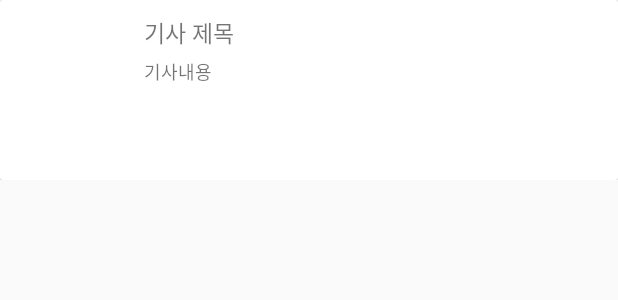
After one commit to KinggodChanJong/coronaCheck1, an Android app: the layout item_news.xml on its own in the app's theme, with its tools: preview values and no code run, on a phone screen of 412 x 824 dp. The commit adds this screen. Shown: the top 300 px of the screen. Run offline under Robolectric (Android 15) with nearby library versions, the phone set to English and light mode, and no system bars.

Commit message:
코로나체크 - 뉴스 프레그먼트 기능 구현

```diff
--- a/app/src/main/AndroidManifest.xml
+++ b/app/src/main/AndroidManifest.xml
@@ -3,6 +3,7 @@
     package="com.kang.coronacheck1">
 
     <uses-permission android:name="android.permission.INTERNET"/>
+    <uses-permission android:name="android.permission.ACCESS_NETWORK_STATE" />
 
     <application
         android:usesCleartextTraffic="true"
--- a/app/src/main/res/layout/fragment_menu2.xml
+++ b/app/src/main/res/layout/fragment_menu2.xml
@@ -19,4 +19,6 @@
         android:layout_marginRight="10dp"
         android:src="@drawable/ic_home_black_24dp"/>
 
+
+
 </RelativeLayout>
--- /dev/null
+++ b/app/src/main/res/layout/item_news.xml
@@ -0,0 +1,60 @@
+<?xml version="1.0" encoding="utf-8"?>
+<RelativeLayout xmlns:android="http://schemas.android.com/apk/res/android"
+    xmlns:app="http://schemas.android.com/apk/res-auto"
+    android:layout_width="match_parent"
+    android:layout_height="wrap_content">
+
+    <androidx.cardview.widget.CardView
+        android:id="@+id/cardview_news_item"
+        cardCornerRadius="2dp"
+        android:layout_width="match_parent"
+        android:layout_height="wrap_content"
+        app:cardElevation="2dp"
+        >
+
+        <RelativeLayout
+            android:layout_width="match_parent"
+            android:layout_height="wrap_content">
+
+            <ImageView
+                android:id="@+id/iv_news_item_image"
+                android:layout_width="75dp"
+                android:layout_height="100dp"
+                android:layout_marginLeft="5dp"
+                android:layout_marginTop="10dp"
+                android:layout_marginBottom="10dp"
+                android:scaleType="fitXY" />
+
+            <TextView
+                android:id="@+id/tv_news_item_title"
+                android:layout_width="wrap_content"
+                android:layout_height="wrap_content"
+                android:layout_marginLeft="15dp"
+                android:layout_marginTop="10dp"
+                android:layout_toRightOf="@id/iv_news_item_image"
+                android:ellipsize="end"
+                android:maxLines="1"
+                android:text="기사 제목"
+                android:textSize="15sp" />
+
+
+            <TextView
+                android:id="@+id/tv_news_item_contents"
+                android:layout_width="wrap_content"
+                android:layout_height="wrap_content"
+                android:layout_below="@id/tv_news_item_title"
+                android:layout_alignLeft="@id/tv_news_item_title"
+                android:layout_marginTop="5dp"
+                android:layout_weight="1"
+                android:ellipsize="end"
+                android:maxLines="1"
+                android:text="기사내용"
+                android:textSize="12dp" />
+
+
+        </RelativeLayout>
+
+    </androidx.cardview.widget.CardView>
+
+
+</RelativeLayout>
```
Also changed, not shown: app/build.gradle (+13 -0 lines), app/src/main/java/com/kang/coronacheck1/Adapter/NewsAdapter.java (added, +112 -0 lines), app/src/main/java/com/kang/coronacheck1/Menu3Fragment.java (+88 -0 lines), app/src/main/java/com/kang/coronacheck1/NewsItem.java (added, +42 -0 lines), app/src/main/res/layout/fragment_menu3.xml (+5 -2 lines).
